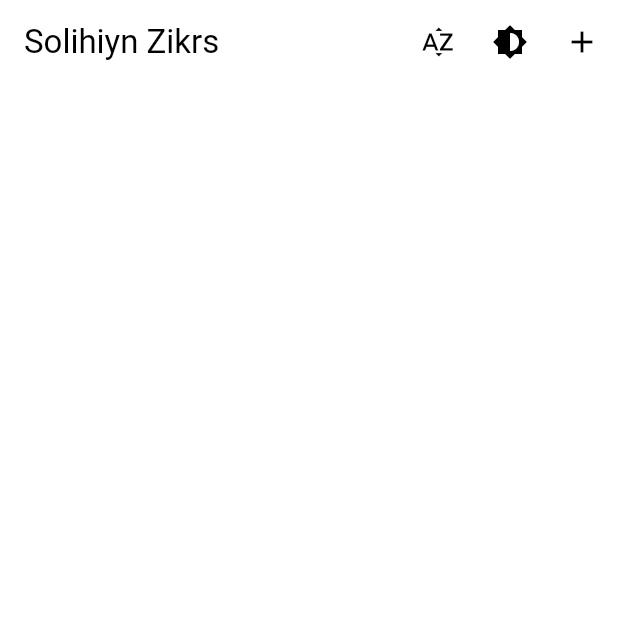
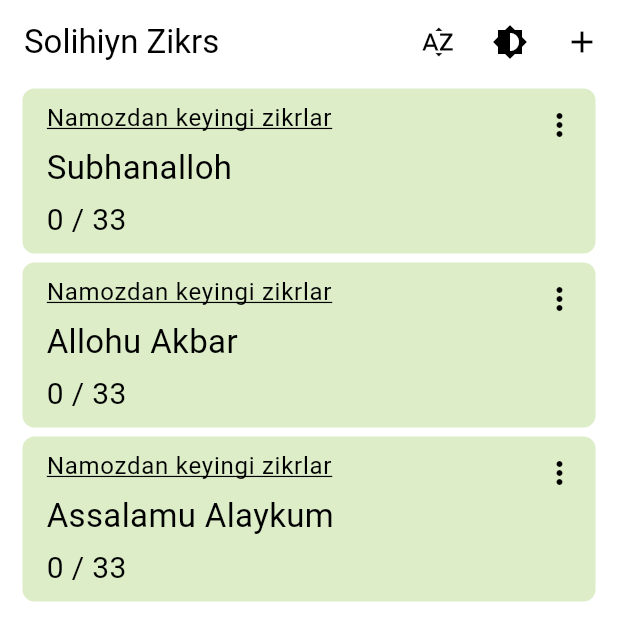
Before and after one commit to SardorDev12/solihiyn-mobile, a Flutter app: the screen it shows after launch, after a tap on the "sort by alpha" icon, on a phone screen of 412 x 824 dp. Shown: the top 641 px of the screen. Run offline on Flutter 3.47's test engine with Material 3 defaults, Android fonts, the light colour scheme and no system bars; our stand-ins replace shared_preferences.

Commit message:
added a redo icon to start over a zikr from scratch

```diff
--- /dev/null
+++ b/devtools_options.yaml
@@ -0,0 +1,3 @@
+description: This file stores settings for Dart & Flutter DevTools.
+documentation: https://docs.flutter.dev/tools/devtools/extensions#configure-extension-enablement-states
+extensions:
--- a/lib/icon_popup_menu.dart
+++ b/lib/icon_popup_menu.dart
@@ -1,22 +1,24 @@
 import 'package:flutter/material.dart';
 
 class IconPopupMenu extends StatefulWidget {
-  // final VoidCallback onAddPressed;
   final VoidCallback onEditPressed;
   final VoidCallback onDeletePressed;
+  final VoidCallback onRedoPressed;
+
 
   const IconPopupMenu({
     super.key,
     // required this.onAddPressed,
     required this.onEditPressed,
     required this.onDeletePressed,
+    required this.onRedoPressed,
   });
 
   @override
-  _IconPopupMenuState createState() => _IconPopupMenuState();
+  IconPopupMenuState createState() => IconPopupMenuState();
 }
 
-class _IconPopupMenuState extends State<IconPopupMenu> {
+class IconPopupMenuState extends State<IconPopupMenu> {
   bool _showIcons = false;
 
   void _toggleIconsVisibility() {
--- a/lib/zikr_list.dart
+++ b/lib/zikr_list.dart
@@ -12,28 +12,13 @@ class ZikrList extends StatefulWidget {
   const ZikrList({super.key});
 
   @override
-  _ZikrListState createState() => _ZikrListState();
+  ZikrListState createState() => ZikrListState();
 }
 
-class _ZikrListState extends State<ZikrList> {
-  int _selectedIndex = 0;
+class ZikrListState extends State<ZikrList> {
   List<Zikr> zikrs = [];
   bool isAscending = true;
   Color? _containerColor;
-
-  void _onItemTapped(int index) {
-    if(index == 1){
-      Navigator.push(
-        context,
-        MaterialPageRoute(
-            builder: (context) =>
-                AddZikrPage(onAdd: addZikrLocally)),
-      );
-    }
-    setState(() {
-      _selectedIndex = index;
-    });
-  }
 
   @override
   void initState() {
@@ -53,6 +38,33 @@ class _ZikrListState extends State<ZikrList> {
   }
 
   Future<void> loadZikrs() async {
+
+    final defaultZikr = [Zikr(
+      title: 'Subhanalloh',
+      count: 0,
+      limit: 33,
+      category: 'Namozdan keyingi zikrlar',
+      isFavourite: false,
+      isDone: false,
+    ),
+   Zikr(
+      title: 'Allohu Akbar',
+      count: 0,
+      limit: 33,
+      category: 'Namozdan keyingi zikrlar',
+      isFavourite: false,
+      isDone: false,
+    ),
+    Zikr(
+      title: 'Assalamu Alaykum',
+      count: 0,
+      limit: 33,
+      category: 'Namozdan keyingi zikrlar',
+      isFavourite: false,
+      isDone: false,
+    )];
+
+
     try {
       final file = await _localFile;
       if (await file.exists()) {
@@ -63,7 +75,7 @@ class _ZikrListState extends State<ZikrList> {
         });
       } else {
         setState(() {
-          zikrs = [];
+          zikrs = [...defaultZikr];
         });
       }
     } catch (e) {
@@ -102,9 +114,29 @@ class _ZikrListState extends State<ZikrList> {
     await saveZikrs();
   }
 
+  Future<void> redo(int index) async {
+    setState(() {
+      zikrs[index].isDone = false;
+    });
+    await saveZikrs();
+  }
+
+  Future<void> increment(int index) async {
+    setState(() {
+      if (zikrs[index].count < zikrs[index].limit - 1 && !zikrs[index].isDone) {
+        zikrs[index].count += 1;
+      } else {
+        zikrs[index].count = -1;
+        zikrs[index].isDone = true;
+
+      }
+    });
+    await saveZikrs();
+  }
+
   void toggleSortOrder() {
     setState(() {
-      isAscending = !isAscending; // Toggle sorting order
+      isAscending = !isAscending;
       zikrs.sort((a, b) => isAscending ? a.category.compareTo(b.category) : b.category.compareTo(a.category));
     });
   }
@@ -141,7 +173,6 @@ class _ZikrListState extends State<ZikrList> {
         ],
       ),
       body: ListView.builder(
-
         itemCount: zikrs.length,
         itemBuilder: (context, index) {
           return Container(
@@ -150,19 +181,41 @@ class _ZikrListState extends State<ZikrList> {
               color: _containerColor,
               borderRadius: BorderRadius.circular(8),
             ),
-            child: ListTile(
-              title: Text(zikrs[index].category, style: const TextStyle(decoration: TextDecoration.underline)),
-              subtitle: Column(
-                crossAxisAlignment: CrossAxisAlignment.start,
+            child: Stack(
+              children: [
+                ListTile(
+                   title: Text(zikrs[index].isDone ? "" : zikrs[index].category, style: const TextStyle(decoration: TextDecoration.underline)),
+                    subtitle: Column(crossAxisAlignment: CrossAxisAlignment.start,
                 children: [
                   Padding(
-                    padding: const EdgeInsets.symmetric(vertical: 5),
-                    child: Text(
-                      zikrs[index].title,
-                      style: const TextStyle(fontSize: 25),
+                    padding: const EdgeInsets.symmetric(vertical: 5, horizontal: 0),
+                    child: GestureDetector(
+                      onTap: () {
+                        setState(() {
+                          zikrs[index].isDone = false;
+                          increment(index);
+                        });
+                      },
+                      child: Text.rich(
+                        TextSpan(
+                          children: [
+                            if(zikrs[index].isDone)
+                            const WidgetSpan(
+                              child: Icon(
+                                Icons.redo_sharp,
+                                size: 22,
                               ),
                             ),
-                  Text(
+                            TextSpan(
+                              text: zikrs[index].isDone ? " Redo" : zikrs[index].title,
+                              style: const TextStyle(fontSize: 22),
+                            ),
+                          ],
+                        ),
+                      ),
+                    ),
+                      ),
+                    Text(zikrs[index].isDone ? "" :
                     '${zikrs[index].count} / ${zikrs[index].limit}',
                     style: const TextStyle(fontSize: 20),
                   ),
@@ -170,34 +223,21 @@ class _ZikrListState extends State<ZikrList> {
               ),
               onTap: () {
                 setState(() {
-                  if (zikrs[index].count < zikrs[index].limit) {
-                    zikrs[index].count += 1;
-                  } else {
-                    zikrs[index].count = 1;
-                  }
-                  if (zikrs[index].count >= zikrs[index].limit) {
-                    zikrs[index].isDone = true;
-                  }
+                  increment(index);
                 });
                 saveZikrs();
               },
-              trailing: SizedBox(
-                height: double.infinity,
-                child: Stack(
-                  children: [
-                    IconPopupMenu(
+                ),
+                Positioned(
+                  top: 0,
+                  right: 0,
+                child: IconPopupMenu(
                       onEditPressed: () => showEditDialog(context, index),
-                      onDeletePressed: () => deleteZikr(index),
+                      onDeletePressed: () => deleteZikr(index),onRedoPressed: ()=> redo(index),
                     ),
-                    const Positioned(
-                      top: -5,
-                      bottom: 0,
-                      right: 0,
-                      child: SizedBox(width: 48),
-                    ),
+                )
             ],
-                ),
-              ),
+
             ),
           );
         },
@@ -218,6 +258,7 @@ class _ZikrListState extends State<ZikrList> {
           content: Column(
               mainAxisSize: MainAxisSize.min,
               children: <Widget>[
+
                 TextField(
                   controller: titleController,
                   decoration: const InputDecoration(labelText: 'Zikr Title'),
--- a/lib/zikr_model.dart
+++ b/lib/zikr_model.dart
@@ -6,14 +6,14 @@ class Zikr {
   bool isFavourite;
   bool isDone;
 
-  Zikr({required this.title, this.count = 0, this.limit = 100, required this.category, this.isFavourite = false, this.isDone = false});
+  Zikr({required this.title, this.count = 0, required this.limit, this.category = "Daily", this.isFavourite = false, this.isDone = false});
   factory Zikr.fromJson(Map<String, dynamic> json) {
     return Zikr(
       title: json['title'],
       count: json['count'],
       limit: json['limit'],
       category: json['category'],
-      isFavourite: json['isFavourite'],
+      isFavourite: json['isFavourite'] ?? false,
       isDone: json['isDone'] ?? false,
 
     );
```
Also changed, not shown: 1 other file. Lines whose indentation alone changed are shown as unchanged.
